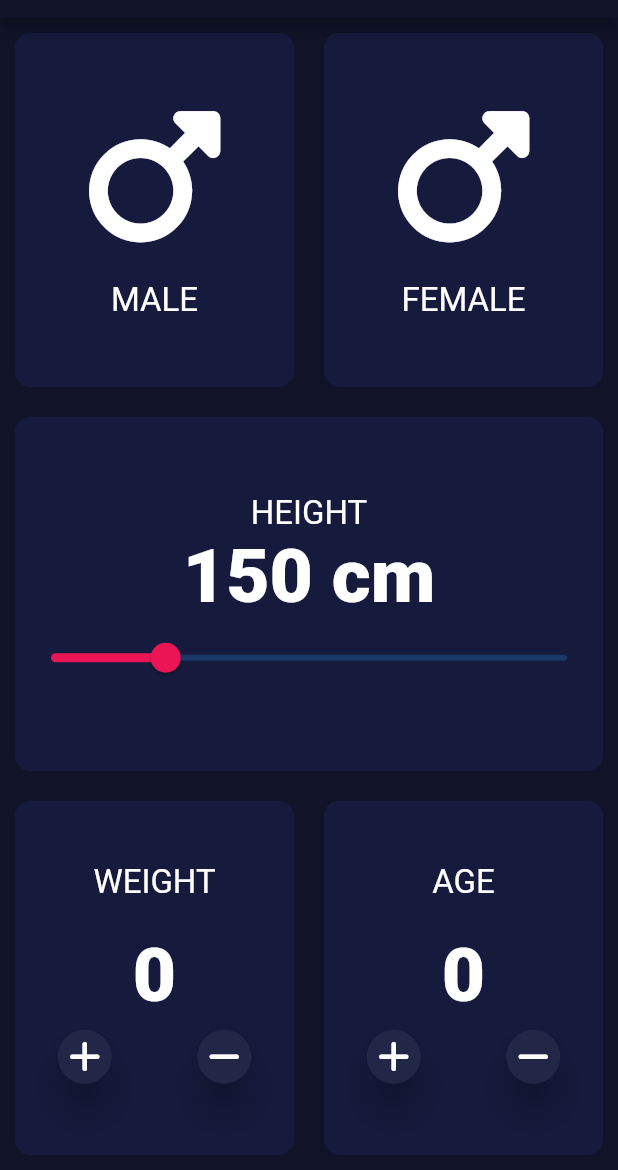
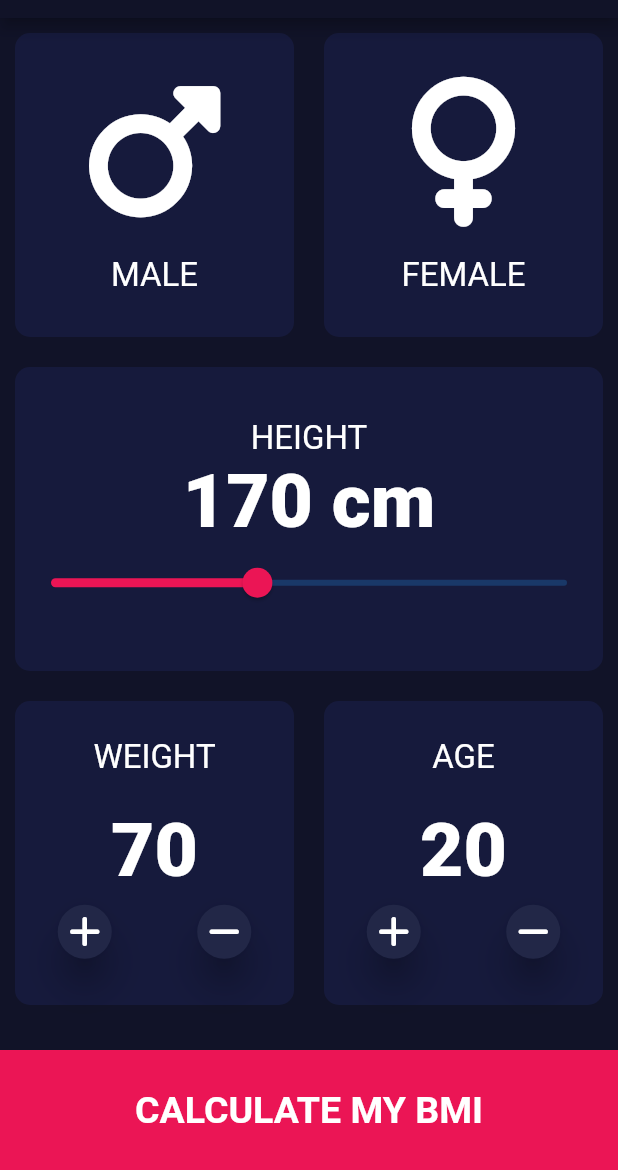
Before and after one commit to demetriusbaker/BMI_App, a Flutter app: the screen it shows after launch, on a phone screen of 412 x 824 dp, the part 66-1236 px from its top. Run offline on Flutter 3.47's test engine with Material 2 defaults, Android fonts, the phone set to English and light mode, and no system bars; our stand-ins replace font_awesome_flutter.

Commit message:
started work bmi app

```diff
--- a/lib/main.dart
+++ b/lib/main.dart
@@ -1,6 +1,7 @@
 import 'package:bmi_app/constants.dart';
 import 'package:flutter/material.dart';
 import 'package:font_awesome_flutter/font_awesome_flutter.dart';
+import 'package:bmi_app/result_screen.dart';
 
 void main() => runApp(const MyApp());
 
@@ -31,8 +32,8 @@ class InputPage extends StatefulWidget {
 class _InputPageState extends State<InputPage> {
   Gender? gender;
   int age = 20;
-  int height = 150;
-  int weight = 0;
+  int height = 170;
+  int weight = 70;
 
   @override
   Widget build(BuildContext context) {
@@ -65,12 +66,28 @@ class _InputPageState extends State<InputPage> {
               ],
             ),
           ),
+          const SizedBox(height: 20),
+          GestureDetector(
+            onTap: () => openResultScreen(),
+            child: Container(
+              height: 80,
+              color: kBottomContainerColor,
+              child: const Center(
+                  child: Text(
+                "CALCULATE MY BMI",
+                style: kLargeButtonTextStyle,
+              )),
+            ),
+          )
         ],
       ),
     );
   }
 
-  Expanded initGenderImage(Gender sex, String text) => Expanded(
+  Expanded initGenderImage(Gender sex, String text) {
+    IconData iconData =
+        sex == Gender.male ? FontAwesomeIcons.mars : FontAwesomeIcons.venus;
+    return Expanded(
         child: ReusableCard(
       onTap: () => setState(() {
         gender = sex;
@@ -79,7 +96,7 @@ class _InputPageState extends State<InputPage> {
       child: Column(
         mainAxisAlignment: MainAxisAlignment.center,
         children: [
-            const Icon(FontAwesomeIcons.mars, size: 100),
+          Icon(iconData, size: 100),
           const SizedBox(
             height: 20,
           ),
@@ -90,8 +107,10 @@ class _InputPageState extends State<InputPage> {
         ],
       ),
     ));
+  }
 
-  Column initHeightImage() => Column(
+  Column initHeightImage() {
+    return Column(
         mainAxisAlignment: MainAxisAlignment.center,
         crossAxisAlignment: CrossAxisAlignment.center,
         children: [
@@ -102,16 +121,17 @@ class _InputPageState extends State<InputPage> {
           Text("${height.toString()} cm", style: kNumberTextStyle),
           Slider(
               min: 130,
-                max: 220,
+              max: 230,
               activeColor: kBottomContainerColor,
               value: height.toDouble(),
               onChanged: (value) => setState(() {
                     height = value.round();
                   }))
         ]);
+  }
 
-  Expanded initParamImage(String text, Action action1, Action action2) =>
-      Expanded(
+  Expanded initParamImage(String text, Action action1, Action action2) {
+    return Expanded(
         child: ReusableCard(
       child: Column(
         mainAxisAlignment: MainAxisAlignment.center,
@@ -124,7 +144,7 @@ class _InputPageState extends State<InputPage> {
             height: 20,
           ),
           Text(
-              weight.toString(),
+            text == 'AGE' ? age.toString() : weight.toString(),
             style: kNumberTextStyle,
           ),
           Row(
@@ -138,10 +158,12 @@ class _InputPageState extends State<InputPage> {
         ],
       ),
     ));
+  }
 
-  RawMaterialButton initButton(Action action, IconData icon) =>
-      RawMaterialButton(
+  RawMaterialButton initButton(Action action, IconData icon) {
+    return RawMaterialButton(
       onPressed: () {
+        setState(() {
           switch (action) {
             case Action.plusWeight:
               increaseWeight();
@@ -156,6 +178,7 @@ class _InputPageState extends State<InputPage> {
               decreaseAge();
               break;
           }
+        });
       },
       shape: const CircleBorder(),
       fillColor: kSmallButtonColor,
@@ -163,21 +186,40 @@ class _InputPageState extends State<InputPage> {
       padding: const EdgeInsets.all(5),
       child: Icon(icon),
     );
+  }
 
   void increaseWeight() {
-    setState(() => weight++);
+    if (weight >= maximumWeight) return;
+    weight++;
   }
 
   void decreaseWeight() {
-    setState(() => weight--);
+    if (weight <= minimalWeight) return;
+    weight--;
   }
 
   void increaseAge() {
-    setState(() => age++);
+    if (age >= maximumAge) return;
+    age++;
   }
 
   void decreaseAge() {
-    setState(() => age--);
+    if (age <= minimalAge) return;
+    age--;
+  }
+
+  void openResultScreen() {
+    gender ??= Gender.male;
+
+    Navigator.push(
+        context,
+        MaterialPageRoute(
+            builder: (context) => ResultPage(
+                  gender: gender,
+                  weight: weight,
+                  age: age,
+                  height: height,
+                )));
   }
 }
 
```
Also changed, not shown: lib/constants.dart (+31 -27 lines), lib/result_screen.dart (added, +110 -0 lines). Lines whose indentation alone changed are shown as unchanged.
